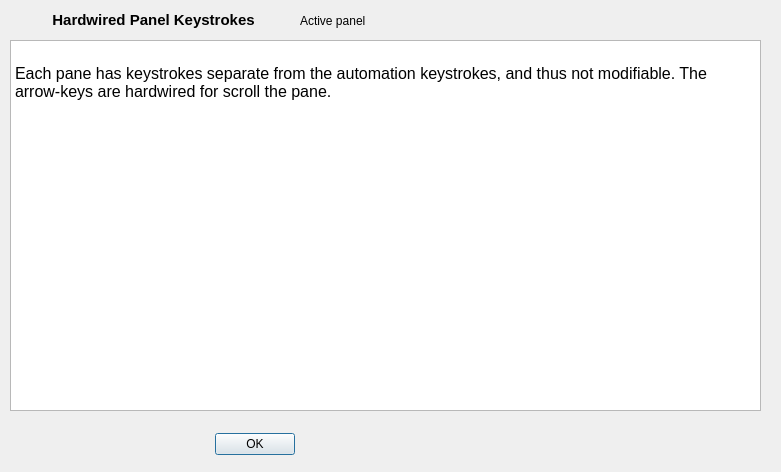
The window that seq_qt5/forms/qsappinfo.ui (ahlstromcj/seq66) describes before a commit, drawn with Qt 5.
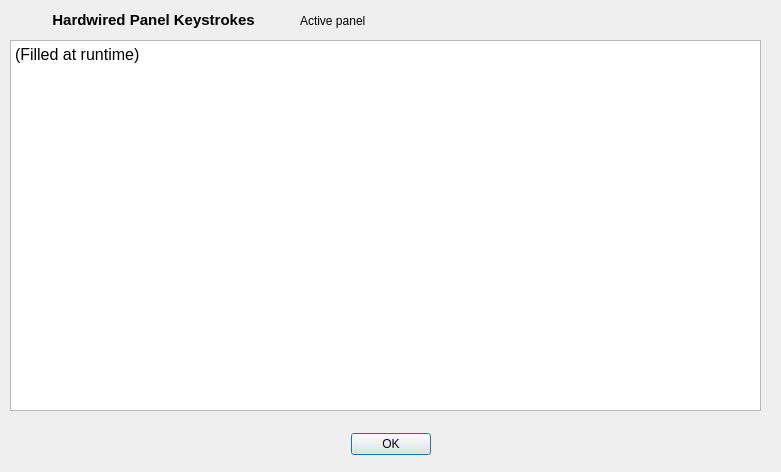
The same window after the commit.

Diff of the .ui file:
```diff
--- a/seq_qt5/forms/qsappinfo.ui
+++ b/seq_qt5/forms/qsappinfo.ui
@@ -16,7 +16,7 @@
   <widget class="QDialogButtonBox" name="buttonBox">
    <property name="geometry">
     <rect>
-     <x>204</x>
+     <x>340</x>
      <y>428</y>
      <width>91</width>
      <height>32</height>
@@ -81,8 +81,7 @@
 li.unchecked::marker { content: &quot;\2610&quot;; }
 li.checked::marker { content: &quot;\2612&quot;; }
 &lt;/style&gt;&lt;/head&gt;&lt;body style=&quot; font-family:'Noto Sans'; font-size:12pt; font-weight:400; font-style:normal;&quot;&gt;
-&lt;p style=&quot;-qt-paragraph-type:empty; margin-top:0px; margin-bottom:0px; margin-left:0px; margin-right:0px; -qt-block-indent:0; text-indent:0px;&quot;&gt;&lt;br /&gt;&lt;/p&gt;
-&lt;p style=&quot; margin-top:0px; margin-bottom:0px; margin-left:0px; margin-right:0px; -qt-block-indent:0; text-indent:0px;&quot;&gt;Each pane has keystrokes separate from the automation keystrokes, and thus not modifiable. The arrow-keys are hardwired for scroll the pane.&lt;/p&gt;&lt;/body&gt;&lt;/html&gt;</string>
+&lt;p style=&quot; margin-top:0px; margin-bottom:0px; margin-left:0px; margin-right:0px; -qt-block-indent:0; text-indent:0px;&quot;&gt;(Filled at runtime)&lt;/p&gt;&lt;/body&gt;&lt;/html&gt;</string>
    </property>
   </widget>
  </widget>
```
